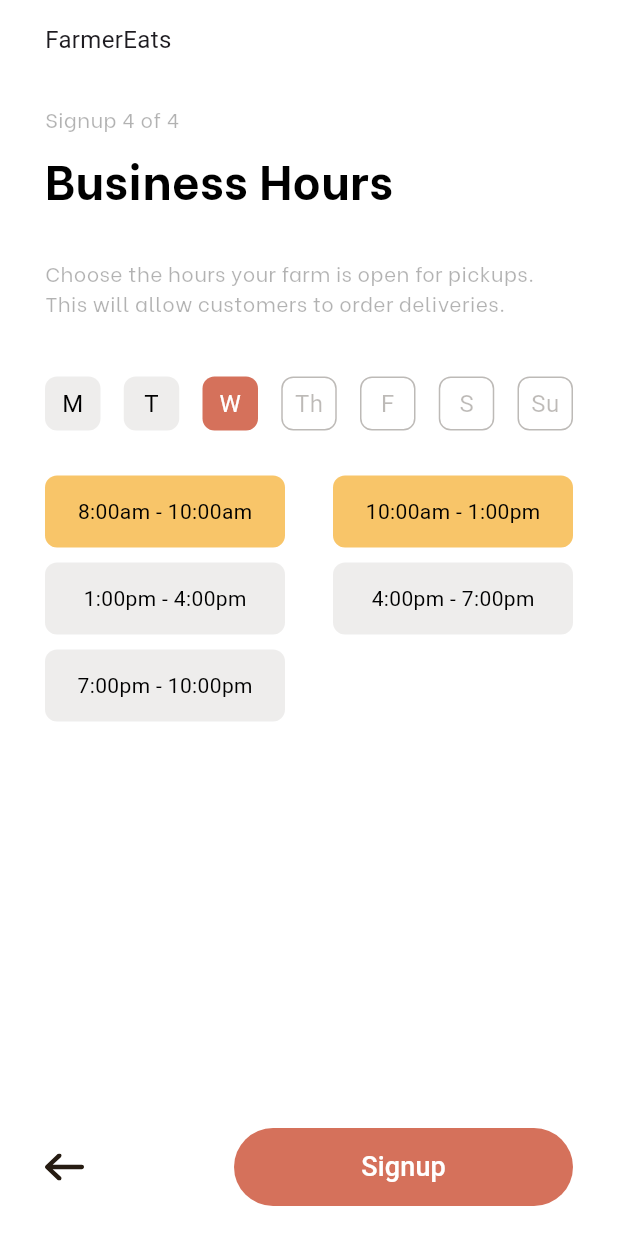
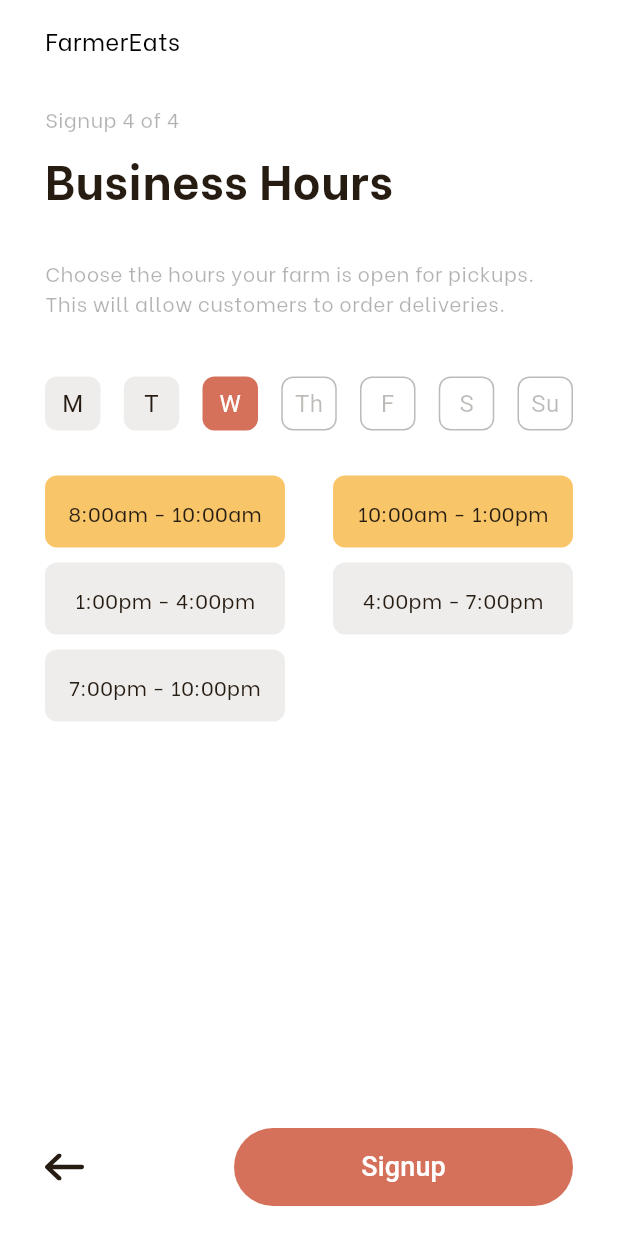
Before and after one commit to asheesh20/software_lab, a Flutter app: the SignupFour screen opened directly, on a phone screen of 412 x 824 dp. Run offline on Flutter 3.47's test engine with Material 3 defaults, Android fonts, the phone set to English and light mode, and no system bars; our stand-ins replace flutter_svg; Roboto replaces fonts that are missing (Be Vietnam, assets/fonts/BeVietnam-ExtraBold.ttf).

Commit message:
signupfour screen finalized

```diff
--- a/lib/main.dart
+++ b/lib/main.dart
@@ -25,8 +25,8 @@ class MyApp extends StatelessWidget {
       //home: ResetPassword(),
       //home: SignupOne(),
       //home: SignupTwo(),
-      home: SignupThree(),
-      //home: SignupFour(),
+      //home: SignupThree(),
+      home: SignupFour(),
       //home: SignupFive(),
     );
   }
--- a/lib/views/signup_four.dart
+++ b/lib/views/signup_four.dart
@@ -21,25 +21,31 @@ class _SignupFourState extends State<SignupFour> {
           children: [
             const Text(
               'FarmerEats',
-              style: TextStyle(fontSize: 16, fontWeight: FontWeight.w400),
+              style: TextStyle(
+                fontSize: 16,
+                fontWeight: FontWeight.w400,
+                fontFamily: 'BeVietnam',
+                color: Color.fromRGBO(0, 0, 0, 1),
+              ),
             ),
             const SizedBox(height: 30),
             const Text(
               'Signup 4 of 4 ',
               style: TextStyle(
-                  fontFamily: 'BeVietnam',
-                  fontSize: 14,
-                  color: Color.fromRGBO(0, 0, 0, 0.3),
-                  fontWeight: FontWeight.w500),
+                fontFamily: 'BeVietnam',
+                fontSize: 14,
+                color: Color.fromRGBO(0, 0, 0, 0.3),
+                fontWeight: FontWeight.w500,
+              ),
             ),
             const SizedBox(height: 7),
             const Text(
               'Business Hours',
               style: TextStyle(
-                fontFamily: 'BeVietnam',
-                color: Colors.black,
+                color: Color.fromRGBO(38, 28, 18, 1),
                 fontSize: 32,
                 fontWeight: FontWeight.w700,
+                fontFamily: 'BeVietnam',
               ),
             ),
             const SizedBox(
@@ -101,7 +107,7 @@ class _SignupFourState extends State<SignupFour> {
             ),
             const Spacer(),
             Padding(
-              padding: const EdgeInsets.symmetric(vertical: 5, horizontal: 0),
+              padding: const EdgeInsets.symmetric(vertical: 5),
               child: Row(
                 mainAxisAlignment: MainAxisAlignment.spaceBetween,
                 children: [
@@ -126,7 +132,7 @@ class _SignupFourState extends State<SignupFour> {
                         'Signup',
                         style: TextStyle(
                           fontFamily: 'assets/fonts/BeVietnam-ExtraBold.ttf',
-                          color: Color(0xFFFFFFFF),
+                          color: Color.fromRGBO(255, 255, 255, 1),
                           fontSize: 18,
                           fontWeight: FontWeight.w500,
                         ),
@@ -153,7 +159,7 @@ class _SignupFourState extends State<SignupFour> {
                 255, 255, 255, 255) // White background for Th, F, S
             : isSelected
                 ? const Color.fromRGBO(213, 113, 91, 1)
-                : const Color.fromARGB(20, 38, 28, 18),
+                : const Color.fromRGBO(38, 28, 18, 1).withOpacity(0.08),
         borderRadius: BorderRadius.circular(8),
         border: isSpecialDay
             ? Border.all(
@@ -166,10 +172,10 @@ class _SignupFourState extends State<SignupFour> {
           day,
           style: TextStyle(
             color: isSpecialDay
-                ? const Color.fromARGB(77, 38, 28, 18)
+                ? const Color.fromRGBO(38, 28, 18, 0.3)
                 : isSelected
-                    ? Colors.white
-                    : Colors.black,
+                    ? const Color.fromRGBO(255, 255, 255, 1)
+                    : const Color.fromRGBO(38, 28, 18, 1),
             fontWeight: FontWeight.w400,
             fontFamily: 'Be Vietnam',
             fontSize: 16,
@@ -184,13 +190,18 @@ class _SignupFourState extends State<SignupFour> {
       height: 48,
       width: 160,
       decoration: BoxDecoration(
-        color: const Color.fromARGB(255, 248, 197, 105),
+        color: const Color.fromRGBO(248, 197, 105, 1),
         borderRadius: BorderRadius.circular(8),
       ),
       child: Center(
         child: Text(
           time,
-          style: const TextStyle(color: Colors.black),
+          style: const TextStyle(
+            color: Color.fromRGBO(38, 28, 18, 1),
+            fontFamily: 'BeVietnam',
+            fontSize: 14,
+            fontWeight: FontWeight.w400,
+          ),
         ),
       ),
     );
@@ -201,13 +212,18 @@ class _SignupFourState extends State<SignupFour> {
       height: 48,
       width: 160,
       decoration: BoxDecoration(
-        color: const Color.fromARGB(20, 38, 28, 18),
+        color: const Color.fromRGBO(38, 28, 18, 1).withOpacity(0.08),
         borderRadius: BorderRadius.circular(8),
       ),
       child: Center(
         child: Text(
           time,
-          style: const TextStyle(color: Colors.black),
+          style: const TextStyle(
+            color: Color.fromRGBO(38, 28, 18, 1),
+            fontFamily: 'BeVietnam',
+            fontSize: 14,
+            fontWeight: FontWeight.w400,
+          ),
         ),
       ),
     );
```
